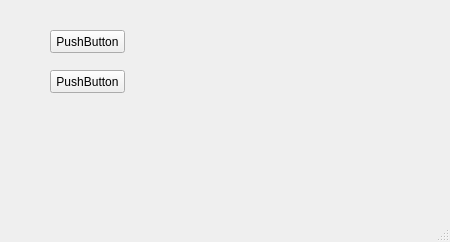
Old version of the form mainwindow.ui in the repository Krasherr/Graphs.
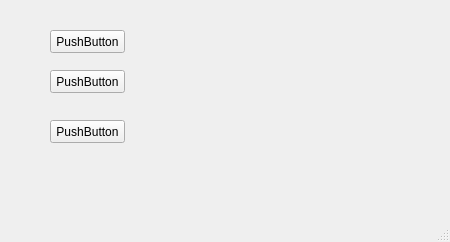
New version of the form.

Patch:
```diff
--- a/mainwindow.ui
+++ b/mainwindow.ui
@@ -40,6 +40,19 @@
      <string>PushButton</string>
     </property>
    </widget>
+   <widget class="QPushButton" name="pushButton_3">
+    <property name="geometry">
+     <rect>
+      <x>50</x>
+      <y>120</y>
+      <width>75</width>
+      <height>23</height>
+     </rect>
+    </property>
+    <property name="text">
+     <string>PushButton</string>
+    </property>
+   </widget>
   </widget>
   <widget class="QMenuBar" name="menuBar">
    <property name="geometry">
```
